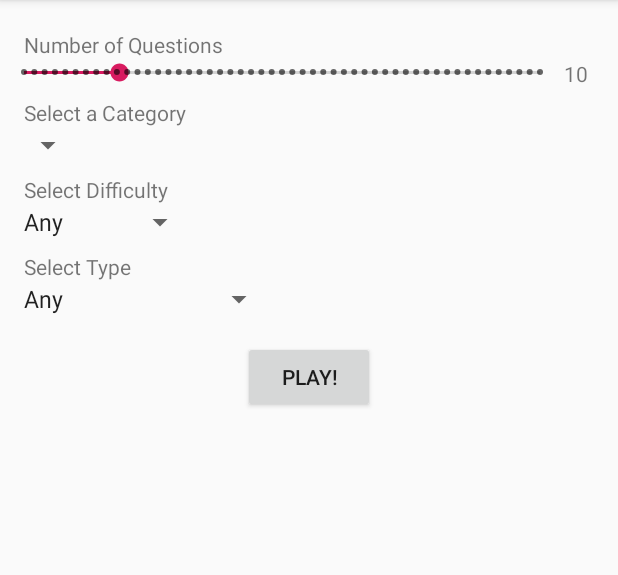
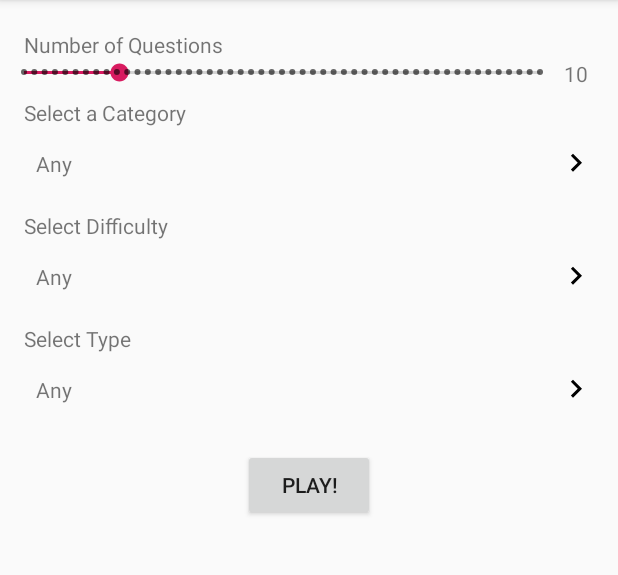
Before and after one commit to aleksandr-usov/TriviaGame, an Android app: the screen it shows after launch (MainActivity), on a phone screen of 412 x 824 dp, the part 84-659 px from its top. Run offline under Robolectric (Android 15) with nearby library versions, the phone set to English and light mode, and no system bars; our stand-ins replace RxJava.

Commit message:
11.03.2020

```diff
--- a/app/src/main/java/com/example/triviagame/api/CategoryApiEntity.kt
+++ b/app/src/main/java/com/example/triviagame/api/CategoryApiEntity.kt
@@ -1,5 +1,4 @@
 package com.example.triviagame.api
-
 
 import com.google.gson.annotations.SerializedName
 
--- a/app/src/main/java/com/example/triviagame/api/TriviaApiEntity.kt
+++ b/app/src/main/java/com/example/triviagame/api/TriviaApiEntity.kt
@@ -1,5 +1,4 @@
 package com.example.triviagame.api
-
 
 import com.google.gson.annotations.SerializedName
 
--- a/app/src/main/java/com/example/triviagame/ui/MainActivity.kt
+++ b/app/src/main/java/com/example/triviagame/ui/MainActivity.kt
@@ -1,24 +1,42 @@
 package com.example.triviagame.ui
 
 import android.os.Bundle
-import android.util.Log
-import android.widget.ArrayAdapter
-import android.widget.SeekBar
+import android.widget.Toast
+import android.widget.Toast.LENGTH_SHORT
 import androidx.appcompat.app.AppCompatActivity
+import androidx.fragment.app.FragmentTransaction
 import androidx.lifecycle.Observer
 import androidx.lifecycle.ViewModelProviders
 import com.example.triviagame.R
-import kotlinx.android.synthetic.main.activity_main.*
+import com.example.triviagame.ui.SharedViewModel.GameScreen.*
 
 class MainActivity : AppCompatActivity() {
+
+    private lateinit var viewModel: SharedViewModel
 
     override fun onCreate(savedInstanceState: Bundle?) {
         super.onCreate(savedInstanceState)
         setContentView(R.layout.activity_main)
 
-        val startFragment = StartFragment()
-        val transaction = supportFragmentManager.beginTransaction()
-        transaction.add(R.id.fl_container, startFragment)
-        transaction.commit()
+        viewModel = ViewModelProviders.of(this).get(SharedViewModel::class.java)
+
+        viewModel.screen.observe(this, Observer {
+            val fragment = when (it) {
+                MAIN_MENU -> StartFragment()
+                LIST -> ToChooseFragment()
+                GAME -> QuestionFragment()
+                FINISH -> ResultFragment()
+            }
+
+            supportFragmentManager
+                .beginTransaction()
+                .setTransition(FragmentTransaction.TRANSIT_FRAGMENT_OPEN)
+                .replace(R.id.fl_container, fragment)
+                .commit()
+        })
+
+        viewModel.messages.observe(this, Observer {
+            Toast.makeText(this, it, LENGTH_SHORT).show()
+        })
     }
 }
--- a/app/src/main/java/com/example/triviagame/ui/SharedViewModel.kt
+++ b/app/src/main/java/com/example/triviagame/ui/SharedViewModel.kt
@@ -9,6 +9,7 @@ import com.example.triviagame.api.TriviaApiEntity
 import com.example.triviagame.api.TriviaCategoryApiEntity
 import com.example.triviagame.remotedata.CategoryService
 import com.example.triviagame.remotedata.TriviaService
+import com.example.triviagame.ui.SharedViewModel.CurrentlySelecting.*
 import io.reactivex.Flowable
 import io.reactivex.android.schedulers.AndroidSchedulers
 import io.reactivex.disposables.Disposables
@@ -25,19 +26,41 @@ import java.util.concurrent.TimeUnit
 class SharedViewModel : ViewModel() {
 
     companion object {
-        private const val FIVE_SECONDS = 5L
+        private const val THIRTY_SECONDS = 30L
     }
 
+    val numberOfQuestions = MutableLiveData<Int>()
+    private val anyCategory = TriviaCategoryApiEntity(-1, "Any")
+    val numberOfCorrectAnswers = MutableLiveData<Int>()
+    val screen = MutableLiveData<GameScreen>()
     val categoriesLiveData = MutableLiveData<List<TriviaCategoryApiEntity>>()
     val questionSetupLiveData = MutableLiveData<QuestionSetup>()
     val secondsRemaining = MutableLiveData<Long>()
-
+    val currentCategory = MutableLiveData<TriviaCategoryApiEntity>()
+    val currentDifficulty = MutableLiveData<Difficulty>()
+    val currentMode = MutableLiveData<GameMode>()
+    private val difficultiesLiveData = MutableLiveData<List<Difficulty>>()
+    private val gameModesLiveData = MutableLiveData<List<GameMode>>()
+    val listToChooseFrom = MutableLiveData<List<String>>()
+    val selectedListItem = MutableLiveData<String>()
+    val messages = MutableLiveData<String>()
     private val questions = mutableListOf<ResultApiEntity>()
     private var currentQuestionIndex = 0
-
+    private var selecting = NOTHING
     private var timerDisposable = Disposables.disposed()
 
-    fun onPlayClicked(amount: Int, category: String, difficulty: String, type: String) {
+    init {
+        difficultiesLiveData.value = Difficulty.values().toList()
+        gameModesLiveData.value = GameMode.values().toList()
+        currentCategory.value = anyCategory
+        currentDifficulty.value = Difficulty.ANY
+        currentMode.value = GameMode.ANY
+        screen.value = GameScreen.MAIN_MENU
+    }
+
+    fun onPlayClicked(amount: Int) {
+        numberOfCorrectAnswers.value = 0
+        numberOfQuestions.value = amount
         val client = OkHttpClient.Builder()
         client.addInterceptor(HttpLoggingInterceptor().apply { setLevel(HttpLoggingInterceptor.Level.BODY) })
 
@@ -48,11 +71,27 @@ class SharedViewModel : ViewModel() {
             .build()
 
         val apiTrivia = retrofitTrivia.create(TriviaService::class.java)
-        val categories = categoriesLiveData.value ?: return
-        val categoryId = categories.firstOrNull { it.name == category }?.id ?: ""
+        val categoryId =
+            if (currentCategory.value?.id == -1)
+                ""
+            else
+                currentCategory.value?.id?.toString() ?: ""
+
+        val difficulty = when (currentDifficulty.value ?: Difficulty.ANY) {
+            Difficulty.ANY -> ""
+            Difficulty.EASY -> "easy"
+            Difficulty.MEDIUM -> "medium"
+            Difficulty.HARD -> "hard"
+        }
+
+        val type = when (currentMode.value ?: GameMode.ANY) {
+            GameMode.ANY -> ""
+            GameMode.MULTIPLE -> "multiple"
+            GameMode.BOOLEAN -> "boolean"
+        }
 
         apiTrivia
-            .getQuestions(amount, categoryId.toString(), difficulty, type)
+            .getQuestions(amount, categoryId, difficulty, type)
             .enqueue(object : Callback<TriviaApiEntity> {
                 override fun onFailure(call: Call<TriviaApiEntity>, t: Throwable) {
                     Log.d("TAG", "Failed")
@@ -62,12 +101,18 @@ class SharedViewModel : ViewModel() {
                     call: Call<TriviaApiEntity>,
                     response: Response<TriviaApiEntity>
                 ) {
+                    Log.d("TAG", response.body().toString())
+
+                    Log.d("TAG", "modifiedResults")
+                    val results = response.body()?.results?.toList()
+
                     questions.clear()
-                    questions.addAll(response.body()?.results?.toList() ?: listOf())
+                    questions.addAll(results ?: listOf())
                     currentQuestionIndex = 0
                     nextQuestion()
                 }
             })
+        screen.value = GameScreen.GAME
     }
 
     fun nextQuestion() {
@@ -75,14 +120,15 @@ class SharedViewModel : ViewModel() {
             .getOrNull(currentQuestionIndex)
             ?.let {
                 resetTimer()
-                val setup = QuestionSetup(it, ++currentQuestionIndex, questions.size)
+                val setup = QuestionSetup(it, currentQuestionIndex, questions.size)
                 questionSetupLiveData.value = setup
             }
             ?: finishGame()
     }
 
     private fun finishGame() {
-
+        screen.value = GameScreen.FINISH
+        currentQuestionIndex = 0
     }
 
     fun fetchAllCategories() {
@@ -107,11 +153,39 @@ class SharedViewModel : ViewModel() {
                 response: Response<CategoryApiEntity>
             ) {
                 val body = response.body() ?: return
+                val list = body.triviaCategories.toMutableList()
+                list.add(0, anyCategory)
+                categoriesLiveData.value = list
 
-                categoriesLiveData.value = body.triviaCategories
                 Log.d("TAG", "$body")
             }
         })
+    }
+
+    fun onListItemClicked(item: String) {
+        screen.value = GameScreen.MAIN_MENU
+
+        when (selecting) {
+            NOTHING -> TODO()
+
+            CATEGORY -> {
+                val allCategories = categoriesLiveData.value ?: listOf()
+                val newlySelected = allCategories.firstOrNull { it.name == item }
+                currentCategory.value = newlySelected ?: anyCategory
+            }
+
+            DIFFICULTY -> {
+                val allDifficulties = difficultiesLiveData.value ?: listOf()
+                val newlySelected = allDifficulties.firstOrNull { it.displayableName == item }
+                currentDifficulty.value = newlySelected ?: Difficulty.ANY
+            }
+
+            GAME_MODE -> {
+                val allGameModes = gameModesLiveData.value ?: listOf()
+                val newlySelected = allGameModes.firstOrNull { it.displayableName == item }
+                currentMode.value = newlySelected ?: GameMode.ANY
+            }
+        }
     }
 
     private fun resetTimer() {
@@ -122,7 +196,7 @@ class SharedViewModel : ViewModel() {
             .observeOn(AndroidSchedulers.mainThread())
             .subscribe(
                 {
-                    val remaining = FIVE_SECONDS - it
+                    val remaining = THIRTY_SECONDS - it
                     if (remaining > -1) {
                         secondsRemaining.value = remaining
                     } else {
@@ -133,8 +207,42 @@ class SharedViewModel : ViewModel() {
             )
     }
 
-    fun stopTimer() {
-        timerDisposable.dispose()
+    fun onCategoryChooserClick() {
+        screen.value = GameScreen.LIST
+        selecting = CATEGORY
+        listToChooseFrom.value = categoriesLiveData.value?.map { it.name }
+        selectedListItem.value = currentCategory.value?.name
+    }
+
+    fun onDifficultyChooserClick() {
+        screen.value = GameScreen.LIST
+        selecting = DIFFICULTY
+        listToChooseFrom.value = difficultiesLiveData.value?.map { it.displayableName }
+        selectedListItem.value = currentDifficulty.value?.displayableName
+    }
+
+    fun onGameModeChooserClick() {
+        screen.value = GameScreen.LIST
+        selecting = GAME_MODE
+        listToChooseFrom.value = gameModesLiveData.value?.map { it.displayableName }
+        selectedListItem.value = currentMode.value?.displayableName
+    }
+
+    fun submitAnswer(answer: String) {
+        val correctAnswer = questions
+            .getOrNull(currentQuestionIndex++)?.correctAnswer
+        if (correctAnswer == answer) {
+            numberOfCorrectAnswers.value = numberOfCorrectAnswers.value?.inc() ?: 1
+            messages.value = "Correct"
+        } else {
+            messages.value = "Wrong!"
+        }
+
+        nextQuestion()
+    }
+
+    fun setNumberOfQuestions(progress: Int) {
+        numberOfQuestions.value = progress
     }
 
     data class QuestionSetup(
@@ -142,4 +250,20 @@ class SharedViewModel : ViewModel() {
         val index: Int,
         val questionsAmount: Int
     )
+
+    enum class Difficulty(val displayableName: String) {
+        ANY("Any"), EASY("Easy"), MEDIUM("Medium"), HARD("Hard")
+    }
+
+    enum class GameMode(val displayableName: String) {
+        ANY("Any"), MULTIPLE("Multiple choice"), BOOLEAN("True or false")
+    }
+
+    enum class GameScreen {
+        MAIN_MENU, LIST, GAME, FINISH
+    }
+
+    enum class CurrentlySelecting {
+        NOTHING, CATEGORY, DIFFICULTY, GAME_MODE
+    }
 }
--- a/app/src/main/java/com/example/triviagame/ui/StartFragment.kt
+++ b/app/src/main/java/com/example/triviagame/ui/StartFragment.kt
@@ -1,35 +1,19 @@
 package com.example.triviagame.ui
-
 
 import android.os.Bundle
 import android.view.LayoutInflater
 import android.view.View
 import android.view.ViewGroup
-import android.widget.ArrayAdapter
 import android.widget.SeekBar
 import androidx.fragment.app.Fragment
 import androidx.lifecycle.Observer
 import androidx.lifecycle.ViewModelProviders
 import com.example.triviagame.R
-import kotlinx.android.synthetic.main.activity_main.*
 import kotlinx.android.synthetic.main.fragment_start.*
 
 class StartFragment : Fragment() {
 
     private lateinit var viewModel: SharedViewModel
-
-    private val difficultyToChoose =
-        mapOf("Any" to "", "Easy" to "easy", "Medium" to "medium", "Hard" to "hard")
-    private val typeToChoose =
-        mapOf("Any" to "", "Multiple Choice" to "multiple", "True / False" to "boolean")
-
-    private val adapter by lazy {
-        return@lazy ArrayAdapter(
-            requireContext(),
-            android.R.layout.simple_spinner_item,
-            mutableListOf<String>()
-        )
-    }
 
     override fun onCreateView(
         inflater: LayoutInflater,
@@ -48,25 +32,31 @@ class StartFragment : Fragment() {
 
     private fun initViewModel() {
         viewModel = ViewModelProviders.of(requireActivity()).get(SharedViewModel::class.java)
-        viewModel.fetchAllCategories()
 
-        viewModel.categoriesLiveData.observe(viewLifecycleOwner, Observer {
-            it ?: return@Observer
+        viewModel.numberOfQuestions.observe(viewLifecycleOwner, Observer {
+            sb_number_of_questions.progress = it
+            tv_number_of_questions.text = it.toString()
+        })
 
-            val names = it.map { it.name }
+        with(viewModel) {
+            fetchAllCategories()
 
-            adapter.clear()
-            adapter.add("Any")
-            adapter.addAll(names)
-            adapter.notifyDataSetChanged()
-        })
+            currentDifficulty.observe(viewLifecycleOwner, Observer {
+                tv_difficulty_description.text = it.displayableName
+            })
+            currentMode.observe(viewLifecycleOwner, Observer {
+                tv_type_description.text = it.displayableName
+            })
+            currentCategory.observe(viewLifecycleOwner, Observer {
+                tv_category_description.text = it.name
+            })
+        }
     }
 
     private fun initViews() {
-
         sb_number_of_questions.setOnSeekBarChangeListener(object : SeekBar.OnSeekBarChangeListener {
             override fun onProgressChanged(seekBar: SeekBar?, progress: Int, fromUser: Boolean) {
-                tv_number_of_questions.text = progress.toString()
+                viewModel.setNumberOfQuestions(progress)
             }
 
             override fun onStartTrackingTouch(seekBar: SeekBar?) = Unit
@@ -74,33 +64,19 @@ class StartFragment : Fragment() {
         })
 
         btn_play.setOnClickListener {
-            viewModel.onPlayClicked(
-                sb_number_of_questions.progress,
-                sp_category.selectedItem.toString(),
-                difficultyToChoose.getValue(sp_difficulty.selectedItem.toString()),
-                typeToChoose.getValue(sp_type.selectedItem.toString())
-            )
-
-            val questionFragment = QuestionFragment()
-            val transaction = fragmentManager?.beginTransaction()
-            transaction?.replace(R.id.fl_container, questionFragment)
-            transaction?.commit()
+            viewModel.onPlayClicked(sb_number_of_questions.progress)
         }
 
-        val adapter1 = ArrayAdapter(
-            activity as MainActivity,
-            android.R.layout.simple_spinner_item,
-            difficultyToChoose.keys.toList()
-        )
-        val adapter2 =
-            ArrayAdapter(
-                activity as MainActivity,
-                android.R.layout.simple_spinner_item,
-                typeToChoose.keys.toList()
-            )
+        v_category_to_choose.setOnClickListener {
+            viewModel.onCategoryChooserClick()
+        }
 
-        sp_category.adapter = adapter
-        sp_difficulty.adapter = adapter1
-        sp_type.adapter = adapter2
+        v_difficulty_to_choose.setOnClickListener {
+            viewModel.onDifficultyChooserClick()
+        }
+
+        v_type_to_choose.setOnClickListener {
+            viewModel.onGameModeChooserClick()
+        }
     }
 }
--- /dev/null
+++ b/app/src/main/res/drawable/ic_keyboard_arrow_right_black.xml
@@ -0,0 +1,9 @@
+<vector xmlns:android="http://schemas.android.com/apk/res/android"
+        android:width="24dp"
+        android:height="24dp"
+        android:viewportWidth="24.0"
+        android:viewportHeight="24.0">
+    <path
+        android:fillColor="#FF000000"
+        android:pathData="M8.59,16.34l4.58,-4.59 -4.58,-4.59L10,5.75l6,6 -6,6z"/>
+</vector>
--- a/app/src/main/res/layout/fragment_start.xml
+++ b/app/src/main/res/layout/fragment_start.xml
@@ -1,8 +1,8 @@
 <?xml version="1.0" encoding="utf-8"?>
 <androidx.constraintlayout.widget.ConstraintLayout xmlns:android="http://schemas.android.com/apk/res/android"
+    xmlns:app="http://schemas.android.com/apk/res-auto"
     android:layout_width="match_parent"
-    android:layout_height="match_parent"
-    xmlns:app="http://schemas.android.com/apk/res-auto">
+    android:layout_height="match_parent">
 
     <TextView
         android:id="@+id/tv_number_of_questions1"
@@ -47,13 +47,34 @@
         app:layout_constraintStart_toStartOf="parent"
         app:layout_constraintTop_toBottomOf="@+id/sb_number_of_questions" />
 
-    <Spinner
-        android:id="@+id/sp_category"
-        android:layout_width="wrap_content"
+    <View
+        android:id="@+id/v_category_to_choose"
+        android:layout_width="0dp"
+        android:layout_height="48dp"
+        android:background="?android:attr/selectableItemBackground"
+        app:layout_constraintEnd_toEndOf="parent"
+        app:layout_constraintStart_toStartOf="parent"
+        app:layout_constraintTop_toBottomOf="@+id/tv_category" />
+
+    <TextView
+        android:id="@+id/tv_category_description"
+        android:layout_width="0dp"
         android:layout_height="wrap_content"
         android:layout_marginStart="8dp"
-        app:layout_constraintStart_toStartOf="parent"
-        app:layout_constraintTop_toBottomOf="@+id/tv_category" />
+        android:layout_marginEnd="8dp"
+        android:text="Any"
+        app:layout_constraintBottom_toBottomOf="@id/v_category_to_choose"
+        app:layout_constraintStart_toStartOf="@id/tv_category"
+        app:layout_constraintTop_toTopOf="@+id/v_category_to_choose" />
+
+    <ImageView
+        android:layout_width="24dp"
+        android:layout_height="24dp"
+        android:layout_marginEnd="16dp"
+        app:layout_constraintBottom_toBottomOf="@id/v_category_to_choose"
+        app:layout_constraintEnd_toEndOf="@id/v_category_to_choose"
+        app:layout_constraintTop_toTopOf="@id/v_category_to_choose"
+        app:srcCompat="@drawable/ic_keyboard_arrow_right_black" />
 
     <TextView
         android:id="@+id/tv_difficulty"
@@ -63,15 +84,36 @@
         android:layout_marginTop="8dp"
         android:text="Select Difficulty"
         app:layout_constraintStart_toStartOf="parent"
-        app:layout_constraintTop_toBottomOf="@+id/sp_category" />
+        app:layout_constraintTop_toBottomOf="@+id/v_category_to_choose" />
 
-    <Spinner
-        android:id="@+id/sp_difficulty"
-        android:layout_width="wrap_content"
+    <View
+        android:id="@+id/v_difficulty_to_choose"
+        android:layout_width="0dp"
+        android:layout_height="48dp"
+        android:background="?android:attr/selectableItemBackground"
+        app:layout_constraintEnd_toEndOf="parent"
+        app:layout_constraintStart_toStartOf="parent"
+        app:layout_constraintTop_toBottomOf="@+id/tv_difficulty" />
+
+    <TextView
+        android:id="@+id/tv_difficulty_description"
+        android:layout_width="0dp"
         android:layout_height="wrap_content"
         android:layout_marginStart="8dp"
-        app:layout_constraintStart_toStartOf="parent"
-        app:layout_constraintTop_toBottomOf="@+id/tv_difficulty" />
+        android:layout_marginEnd="8dp"
+        android:text="Any"
+        app:layout_constraintBottom_toBottomOf="@id/v_difficulty_to_choose"
+        app:layout_constraintStart_toStartOf="@id/tv_difficulty"
+        app:layout_constraintTop_toTopOf="@+id/v_difficulty_to_choose" />
+
+    <ImageView
+        android:layout_width="24dp"
+        android:layout_height="24dp"
+        android:layout_marginEnd="16dp"
+        app:layout_constraintBottom_toBottomOf="@id/v_difficulty_to_choose"
+        app:layout_constraintEnd_toEndOf="@id/v_difficulty_to_choose"
+        app:layout_constraintTop_toTopOf="@id/v_difficulty_to_choose"
+        app:srcCompat="@drawable/ic_keyboard_arrow_right_black" />
 
     <TextView
         android:id="@+id/tv_type"
@@ -81,15 +123,36 @@
         android:layout_marginTop="8dp"
         android:text="Select Type"
         app:layout_constraintStart_toStartOf="parent"
-        app:layout_constraintTop_toBottomOf="@+id/sp_difficulty" />
+        app:layout_constraintTop_toBottomOf="@+id/v_difficulty_to_choose" />
 
-    <Spinner
-        android:id="@+id/sp_type"
-        android:layout_width="wrap_content"
+    <View
+        android:id="@+id/v_type_to_choose"
+        android:layout_width="0dp"
+        android:layout_height="48dp"
+        android:background="?android:attr/selectableItemBackground"
+        app:layout_constraintEnd_toEndOf="parent"
+        app:layout_constraintStart_toStartOf="parent"
+        app:layout_constraintTop_toBottomOf="@+id/tv_type" />
+
+    <TextView
+        android:id="@+id/tv_type_description"
+        android:layout_width="0dp"
         android:layout_height="wrap_content"
         android:layout_marginStart="8dp"
-        app:layout_constraintStart_toStartOf="parent"
-        app:layout_constraintTop_toBottomOf="@+id/tv_type" />
+        android:layout_marginEnd="8dp"
+        android:text="Any"
+        app:layout_constraintBottom_toBottomOf="@id/v_type_to_choose"
+        app:layout_constraintStart_toStartOf="@id/tv_type"
+        app:layout_constraintTop_toTopOf="@+id/v_type_to_choose" />
+
+    <ImageView
+        android:layout_width="24dp"
+        android:layout_height="24dp"
+        android:layout_marginEnd="16dp"
+        app:layout_constraintBottom_toBottomOf="@id/v_type_to_choose"
+        app:layout_constraintEnd_toEndOf="@id/v_type_to_choose"
+        app:layout_constraintTop_toTopOf="@id/v_type_to_choose"
+        app:srcCompat="@drawable/ic_keyboard_arrow_right_black" />
 
     <Button
         android:id="@+id/btn_play"
@@ -99,6 +162,6 @@
         android:text="play!"
         app:layout_constraintEnd_toEndOf="parent"
         app:layout_constraintStart_toStartOf="parent"
-        app:layout_constraintTop_toBottomOf="@+id/sp_type" />
+        app:layout_constraintTop_toBottomOf="@+id/v_type_to_choose" />
 
 </androidx.constraintlayout.widget.ConstraintLayout>
--- a/build.gradle
+++ b/build.gradle
@@ -8,7 +8,7 @@ buildscript {
 
     }
     dependencies {
-        classpath 'com.android.tools.build:gradle:3.5.3'
+        classpath 'com.android.tools.build:gradle:3.6.1'
         classpath "org.jetbrains.kotlin:kotlin-gradle-plugin:$kotlin_version"
         // NOTE: Do not place your application dependencies here; they belong
         // in the individual module build.gradle files
```
Also changed, not shown: app/build.gradle (+15 -2 lines), app/src/main/java/com/example/triviagame/ui/QuestionFragment.kt (+17 -8 lines), app/src/main/java/com/example/triviagame/ui/ResultFragment.kt (+11 -11 lines), app/src/main/res/drawable/ic_check_black.xml (added, +9 -0 lines), gradle/wrapper/gradle-wrapper.properties, 3 other files.
